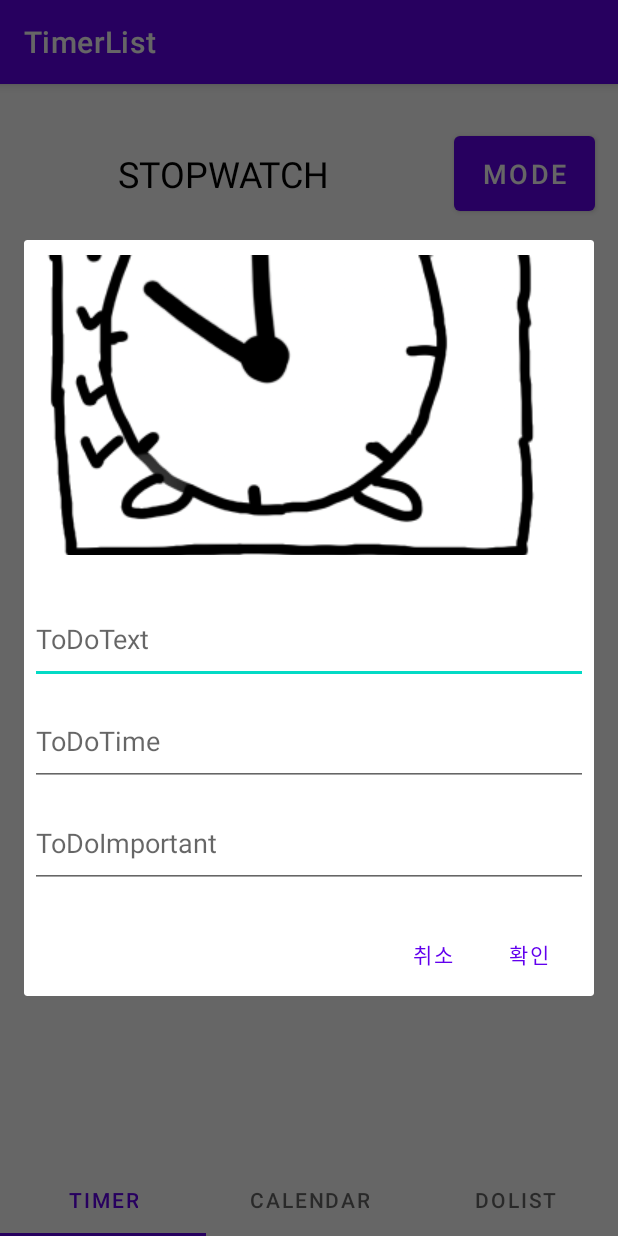
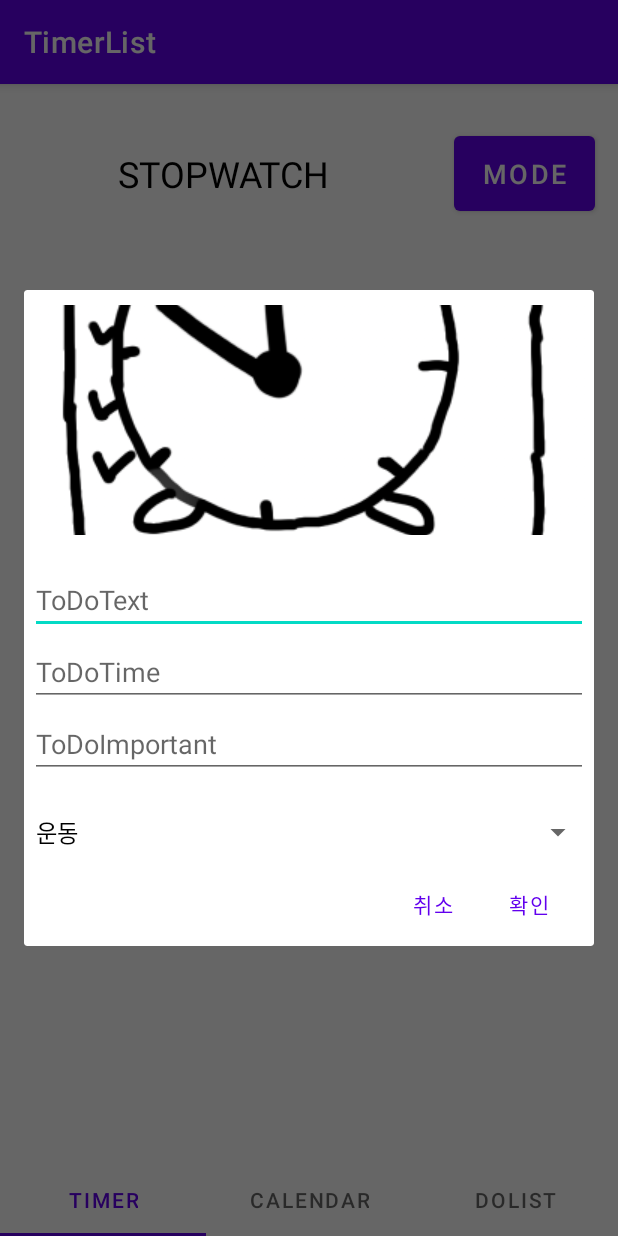
Before and after one commit to yeongi/TimerDoList, an Android app: the screen it shows after launch (MainActivity), after a tap on "SAVE", on a phone screen of 412 x 824 dp. Run offline under Robolectric (Android 15) with nearby library versions, the phone set to English and light mode, and no system bars; libraries missing offline, so code that uses them is left out: devs.mulham.horizontalcalendar; 2 statements that could not run were skipped; 1 other tap on this screen came first.

```diff
--- a/TimerList/app/src/main/java/com/example/timerlist/MainActivity.java
+++ b/TimerList/app/src/main/java/com/example/timerlist/MainActivity.java
@@ -1,6 +1,7 @@
 package com.example.timerlist;
 
 import androidx.appcompat.app.AppCompatActivity;
+import androidx.fragment.app.Fragment;
 import androidx.fragment.app.FragmentPagerAdapter;
 import androidx.viewpager.widget.ViewPager;
 
@@ -27,4 +28,6 @@ public class MainActivity extends AppCompatActivity {
         tabLayout.setupWithViewPager(viewPager);
 
     }
+
+
 }
--- a/TimerList/app/src/main/java/com/example/timerlist/data/MyCategory.java
+++ b/TimerList/app/src/main/java/com/example/timerlist/data/MyCategory.java
@@ -23,6 +23,7 @@ public class MyCategory implements AsymmetricItem {
         imageButton = button;
     }
 
+    /*
     public void setCategoryText(TextView categoryText) {
         CategoryText = categoryText;
     }
@@ -34,7 +35,7 @@ public class MyCategory implements AsymmetricItem {
     public ImageButton getImageButton() {
         return imageButton;
     }
-
+*/
     @Override
     public int getColumnSpan() {
         return 1;
--- a/TimerList/app/src/main/java/com/example/timerlist/fragment/FragMain.java
+++ b/TimerList/app/src/main/java/com/example/timerlist/fragment/FragMain.java
@@ -15,8 +15,11 @@ import android.os.Bundle;
 import android.view.LayoutInflater;
 import android.view.View;
 import android.view.ViewGroup;
+import android.widget.AdapterView;
+import android.widget.ArrayAdapter;
 import android.widget.Button;
 import android.widget.EditText;
+import android.widget.Spinner;
 import android.widget.TextView;
 import android.widget.Toast;
 
@@ -29,6 +32,7 @@ import java.util.ArrayList;
 import java.util.Date;
 import java.util.Timer;
 import java.util.TimerTask;
+
 enum Mode {
     TIMER_MODE ,STOP_WATCH
 };
@@ -73,7 +77,10 @@ public class FragMain extends Fragment implements SwipeRefreshLayout.OnRefreshLi
     EditText inputImportant;
 
     //할 일 변수
-    ArrayList<List> Doing;
+    public ArrayList<List> Doing = null;
+    ArrayList<String> categories = new ArrayList<String>();
+    Spinner categorieSpinner;
+    ArrayAdapter<String> myCategoryArrayAdapter;
 
     @Nullable
     @Override
@@ -100,22 +107,21 @@ public class FragMain extends Fragment implements SwipeRefreshLayout.OnRefreshLi
         //삭제버튼
         deleteButton = rootview.findViewById(R.id.deleteButton);
 
-
-
         nowDoText = rootview.findViewById(R.id.nowDoText);
-
-
-        //어댑터 할당, 어댑터는 기본 어댑터를 확장한 커스텀 어댑터를 사용할 것
-        //adapter = new MyRecyclerViewAdapter(Doing,FragMain.this,ct);
-        //recyclerView.setAdapter(adapter);
-
 
         //리프레쉬 뷰
         mySwipeRefreshLayout = (SwipeRefreshLayout)rootview.findViewById(R.id.swipe_layout);
         mySwipeRefreshLayout.setOnRefreshListener(this);
 
+        setDBInit();
 
-        setDBInit();
+        //카테고리 리스트 가져 오기
+        categories.add("운동");
+        categories.add("공부");
+        categories.add("동기부여");
+        categories.add("라면");
+        categories.add("계란");
+        categories.add("미정");
 
         return  rootview;
     }
@@ -239,7 +245,7 @@ public class FragMain extends Fragment implements SwipeRefreshLayout.OnRefreshLi
 
     }
 
-
+    String myCategoryTitle;
     //save 버튼 눌렀을 때
     private void saveDoing(View view) {
         //창을 하나 띄어서
@@ -253,6 +259,22 @@ public class FragMain extends Fragment implements SwipeRefreshLayout.OnRefreshLi
         inputText = (EditText) dialogView.findViewById(R.id.inputText);
         inputTime = (EditText) dialogView.findViewById(R.id.inputTime);
         inputImportant = (EditText) dialogView.findViewById(R.id.inputImport);
+        categorieSpinner = (Spinner) dialogView.findViewById(R.id.categorySpinner);
+        myCategoryArrayAdapter = new ArrayAdapter<>(ct,R.layout.support_simple_spinner_dropdown_item,categories);
+        categorieSpinner.setAdapter(myCategoryArrayAdapter);
+
+        categorieSpinner.setOnItemSelectedListener(new AdapterView.OnItemSelectedListener() {
+            @Override
+            public void onItemSelected(AdapterView<?> parent, View view, int position, long id) {
+                    myCategoryTitle = categories.get(position);
+            }
+
+            @Override
+            public void onNothingSelected(AdapterView<?> parent) {
+
+            }
+        });
+
 
         builder.setView(dialogView);
         builder.setPositiveButton("확인", new DialogInterface.OnClickListener() {
@@ -265,7 +287,8 @@ public class FragMain extends Fragment implements SwipeRefreshLayout.OnRefreshLi
                         inputText.getText().toString(),
                         Integer.parseInt(inputTime.getText().toString()),
                         Integer.parseInt(inputImportant.getText().toString()),
-                        currentTime
+                        currentTime,
+                        myCategoryTitle
                 );
 
                 // 삽입이 된 디비의 기본키를 찾아야 되 그래야 리스트를 초기화 할 수 있어..
--- a/TimerList/app/src/main/java/com/example/timerlist/fragment/ViewPagerAdapter.java
+++ b/TimerList/app/src/main/java/com/example/timerlist/fragment/ViewPagerAdapter.java
@@ -22,11 +22,14 @@ public class ViewPagerAdapter extends FragmentPagerAdapter {
     public Fragment getItem(int position) {
         switch (position){
             case 0:
-                return FragMain.newInstance();
+                FragMain fragMain = new FragMain();
+                return fragMain;
             case 1:
-                return FragCal.newInstance();
+                FragCal fragCal = new FragCal();
+                return fragCal;
             case 2:
-                return FragCategory.newInstance();
+                FragCategory fragCategory = new FragCategory();
+                return fragCategory;
             default:
                 return null;
         }
--- a/TimerList/app/src/main/res/layout/activity_main.xml
+++ b/TimerList/app/src/main/res/layout/activity_main.xml
@@ -23,11 +23,13 @@
             android:text="Timer" />
 
         <com.google.android.material.tabs.TabItem
+            android:id="@+id/categoryFrag"
             android:layout_width="wrap_content"
             android:layout_height="wrap_content"
             android:text="StopWatch" />
 
         <com.google.android.material.tabs.TabItem
+            android:id="@+id/calendarFrag"
             android:layout_width="wrap_content"
             android:layout_height="wrap_content"
             android:text="Calendar" />
--- a/TimerList/app/src/main/res/layout/frag_main.xml
+++ b/TimerList/app/src/main/res/layout/frag_main.xml
@@ -6,7 +6,8 @@
     android:layout_height="match_parent"
     android:gravity="center"
     android:orientation="vertical"
-    tools:context=".fragment.FragMain">
+    tools:context=".fragment.FragMain"
+    android:id="@+id/fragMain">
 
     <LinearLayout
         android:layout_width="match_parent"
--- a/TimerList/app/src/main/res/layout/save_dialog.xml
+++ b/TimerList/app/src/main/res/layout/save_dialog.xml
@@ -6,8 +6,8 @@
 
     <ImageView
         android:id="@+id/imageView"
-        android:layout_width="match_parent"
-        android:layout_height="200sp"
+        android:layout_width="376dp"
+        android:layout_height="153dp"
         android:layout_margin="10sp"
         android:layout_weight="1"
         android:background="#FFFFBB33"
@@ -17,7 +17,7 @@
     <EditText
         android:id="@+id/inputText"
         android:layout_width="match_parent"
-        android:layout_height="60dp"
+        android:layout_height="40dp"
         android:layout_marginLeft="4dp"
         android:layout_marginTop="16dp"
         android:layout_marginRight="4dp"
@@ -28,7 +28,7 @@
     <EditText
         android:id="@+id/inputTime"
         android:layout_width="match_parent"
-        android:layout_height="60dp"
+        android:layout_height="40dp"
         android:layout_marginLeft="4dp"
         android:layout_marginTop="4dp"
         android:layout_marginRight="4dp"
@@ -39,7 +39,7 @@
     <EditText
         android:id="@+id/inputImport"
         android:layout_width="match_parent"
-        android:layout_height="60dp"
+        android:layout_height="40dp"
         android:layout_marginLeft="4dp"
         android:layout_marginTop="4dp"
         android:layout_marginRight="4dp"
@@ -47,4 +47,10 @@
         android:hint="ToDoImportant"
         android:inputType="text" />
 
+    <Spinner
+        android:id="@+id/categorySpinner"
+        android:layout_width="match_parent"
+        android:layout_height="40dp"
+        android:layout_weight="1" />
+
 </LinearLayout>
```
Also changed, not shown: TimerList/app/src/main/java/com/example/timerlist/DoCategoryListAdapter.java (added, +74 -0 lines), TimerList/app/src/main/java/com/example/timerlist/data/List.java (+11 -1 lines), TimerList/app/src/main/java/com/example/timerlist/db/DBHelper.java (+43 -9 lines), TimerList/app/src/main/java/com/example/timerlist/fragment/CategoryListAdapter.java (+37 -2 lines), TimerList/app/src/main/java/com/example/timerlist/fragment/FragCategory.java (+14 -2 lines), TimerList/app/src/main/res/layout/category_button.xml (+5 -5 lines), TimerList/app/src/main/res/layout/dolist_dialog.xml (added, +16 -0 lines), TimerList/app/src/main/res/layout/dolist_item.xml (added, +53 -0 lines).
